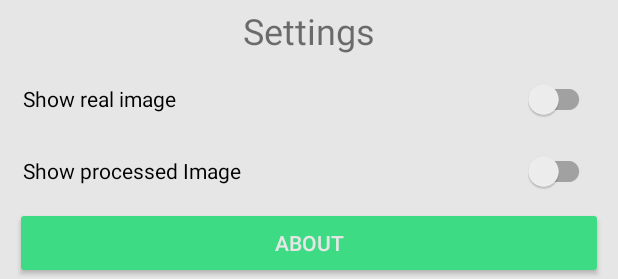
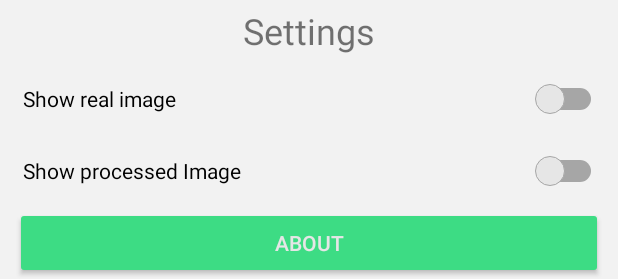
Before and after one commit to Patr1ick/Android-LaneDetection, an Android app: the layout activity_main.xml on its own in the app's theme, with its tools: preview values and no code run, on a phone screen of 412 x 824 dp. Shown: the part 942-1221 px from the top of the screen. Run offline under Robolectric (Android 15) with nearby library versions, the phone set to English and light mode, and no system bars; plain views replace JavaCameraView.

Commit message:
Update style

```diff
--- /dev/null
+++ b/app/src/main/res/drawable/thumb.xml
@@ -0,0 +1,17 @@
+<?xml version="1.0" encoding="utf-8"?>
+<selector xmlns:android="http://schemas.android.com/apk/res/android">
+    <item android:state_checked="false">
+        <shape android:shape="oval">
+            <solid android:color="@color/light" />
+            <size android:width="20dp" android:height="20dp" />
+            <stroke android:width=".5dp" android:color="@color/light_darker" />
+        </shape>
+    </item>
+    <item android:state_checked="true">
+        <shape android:shape="oval">
+            <solid android:color="@color/primary" />
+            <size android:width="20dp" android:height="20dp" />
+            <stroke android:width=".75dp" android:color="@color/primary" />
+        </shape>
+    </item>
+</selector>
--- /dev/null
+++ b/app/src/main/res/drawable/track.xml
@@ -0,0 +1,19 @@
+<?xml version="1.0" encoding="utf-8"?>
+<selector xmlns:android="http://schemas.android.com/apk/res/android">
+    <item android:state_checked="false">
+        <shape android:shape="rectangle">
+            <corners android:radius="20dp" />
+            <solid android:color="@color/light_darker" />
+            <size android:width="20dp" android:height="10dp" />
+            <stroke android:width="5dp" android:color="#00FFFFFF" />
+        </shape>
+    </item>
+    <item android:state_checked="true">
+        <shape android:shape="rectangle">
+            <corners android:radius="20dp" />
+            <solid android:color="@color/primary_variant" />
+            <size android:width="20dp" android:height="10dp" />
+            <stroke android:width="5dp" android:color="#00FFFFFF" />
+        </shape>
+    </item>
+</selector>
--- a/app/src/main/res/layout/activity_main.xml
+++ b/app/src/main/res/layout/activity_main.xml
@@ -15,9 +15,11 @@
         android:layout_below="@+id/cameraView"
         android:padding="5dp"
         android:text="@string/switch_text"
+        android:thumb="@drawable/thumb"
         app:layout_constraintBottom_toTopOf="@+id/switch2"
         app:layout_constraintEnd_toEndOf="parent"
         app:layout_constraintStart_toStartOf="parent"
+        app:track="@drawable/track"
         app:useMaterialThemeColors="false" />
 
     <androidx.appcompat.widget.SwitchCompat
@@ -27,9 +29,11 @@
         android:layout_below="@+id/switch1"
         android:padding="5dp"
         android:text="@string/switch_text_2"
+        android:thumb="@drawable/thumb"
         app:layout_constraintBottom_toTopOf="@+id/button"
         app:layout_constraintEnd_toEndOf="parent"
         app:layout_constraintStart_toStartOf="parent"
+        app:track="@drawable/track"
         app:useMaterialThemeColors="false" />
 
     <org.opencv.android.JavaCameraView
--- a/app/src/main/res/values-night/themes.xml
+++ b/app/src/main/res/values-night/themes.xml
@@ -19,6 +19,6 @@
 
     <style name="Widget.App.AboutPage" parent="about_About">
         <item name="aboutBackground">@color/dark</item>
-        <item name="aboutElementIconTint">@color/white</item>
+        <item name="aboutElementIconTint">@color/light_darker</item>
     </style>
 </resources>
--- a/app/src/main/res/values/colors.xml
+++ b/app/src/main/res/values/colors.xml
@@ -6,7 +6,10 @@
     <color name="secondary_variant">#394766</color>
 
     <color name="dark">#121212</color>
+
+    <color name="bg_light">#F2F2F2</color>
     <color name="light">#E6E6E6</color>
+    <color name="light_darker">#A6A6A6</color>
 
     <color name="purple_200">#FFBB86FC</color>
     <color name="purple_500">#FF6200EE</color>
--- a/app/src/main/res/values/themes.xml
+++ b/app/src/main/res/values/themes.xml
@@ -14,11 +14,11 @@
         <!-- Customize your theme here. -->
         <item name="aboutStyle">@style/Widget.App.AboutPage</item>
 
-        <item name="android:colorBackground">@color/light</item>
+        <item name="android:colorBackground">@color/bg_light</item>
     </style>
 
     <style name="Widget.App.AboutPage" parent="about_About">
-        <item name="aboutBackground">@android:color/background_light</item>
-        <item name="aboutElementIconTint">@color/light</item>
+        <item name="aboutBackground">@color/bg_light</item>
+        <item name="aboutElementIconTint">@color/light_darker</item>
     </style>
 </resources>
```
Also changed, not shown: 1 other file.
